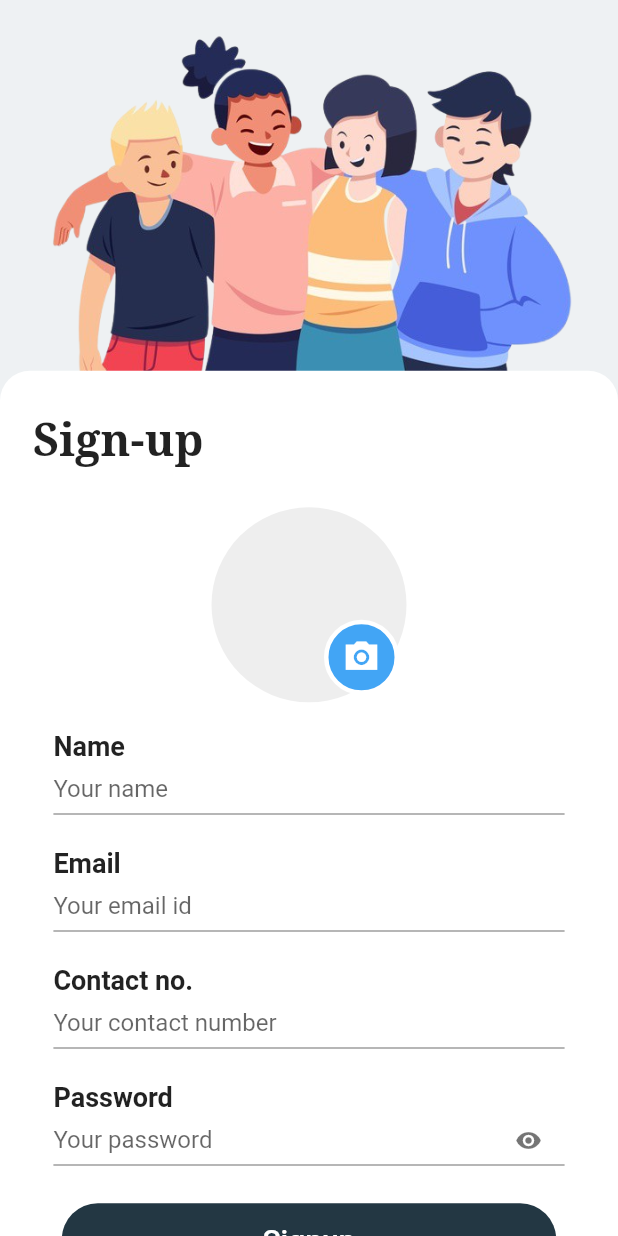
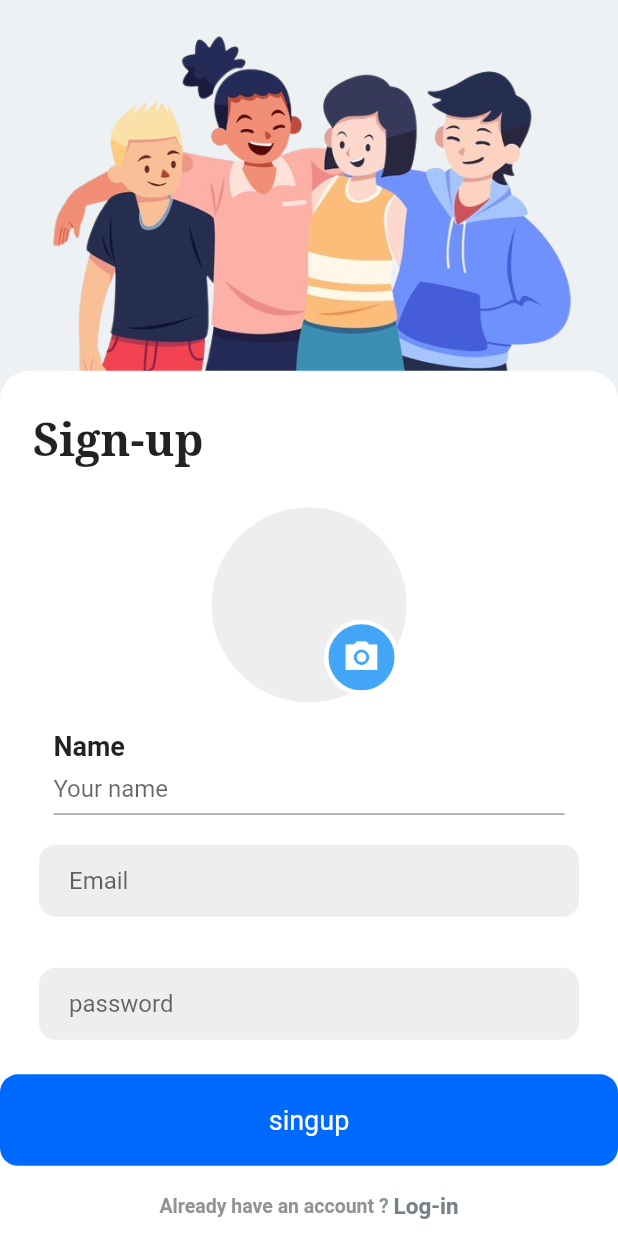
Before and after one commit to kweyaanton/wework, a Flutter app: the screen it shows after launch, after a tap on "Sign-up", on a phone screen of 412 x 824 dp. Run offline on Flutter 3.47's test engine with Material 2 defaults, Android fonts, the phone set to English and light mode, and no system bars; our stand-ins replace email_validator, firebase_auth, firebase_core, image_picker; accounts and stored records are empty; network calls fail.

Commit message:
signup done

```diff
--- a/app/lib/components/login_page.dart
+++ b/app/lib/components/login_page.dart
@@ -4,7 +4,6 @@ import 'package:login_signup/components/common/page_header.dart';
 import 'package:login_signup/components/forget_password_page.dart';
 import 'package:login_signup/components/signup_page.dart';
 import 'package:login_signup/components/common/page_heading.dart';
-
 import 'package:login_signup/pages/profile_page.dart';
 
 class LoginPage extends StatefulWidget {
@@ -150,7 +149,7 @@ class _LoginPageState extends State<LoginPage> {
                         Container(
                           width: double.infinity,
                           child: RawMaterialButton(
-                            fillColor: Color(0xFF0069FE),
+                            fillColor: Color.fromARGB(255, 93, 114, 144),
                             elevation: 0.0,
                             padding: EdgeInsets.symmetric(vertical: 20.0),
                             shape: RoundedRectangleBorder(
@@ -223,13 +222,4 @@ class _LoginPageState extends State<LoginPage> {
       ),
     );
   }
-
-  // void _handleLoginUser() {
-  // login user
-  // if (_loginFormKey.currentState!.validate()) {
-  // ScaffoldMessenger.of(context).showSnackBar(
-  // const SnackBar(content: Text('Submitting data..')),
-  //);
-  // }
-  // }
 }
--- a/app/lib/components/signup_page.dart
+++ b/app/lib/components/signup_page.dart
@@ -1,13 +1,11 @@
 import 'dart:io';
-import 'package:email_validator/email_validator.dart';
+import 'package:firebase_auth/firebase_auth.dart';
 import 'package:flutter/material.dart';
 import 'package:flutter/services.dart';
 import 'package:image_picker/image_picker.dart';
 import 'package:login_signup/components/common/page_header.dart';
 import 'package:login_signup/components/common/page_heading.dart';
 import 'package:login_signup/components/login_page.dart';
-
-import 'package:login_signup/components/common/custom_form_button.dart';
 import 'package:login_signup/components/common/custom_input_field.dart';
 
 class SignupPage extends StatefulWidget {
@@ -18,7 +16,6 @@ class SignupPage extends StatefulWidget {
 }
 
 class _SignupPageState extends State<SignupPage> {
-
   File? _profileImage;
 
   final _signupFormKey = GlobalKey<FormState>();
@@ -26,7 +23,7 @@ class _SignupPageState extends State<SignupPage> {
   Future _pickProfileImage() async {
     try {
       final image = await ImagePicker().pickImage(source: ImageSource.gallery);
-      if(image == null) return;
+      if (image == null) return;
 
       final imageTemporary = File(image.path);
       setState(() => _profileImage = imageTemporary);
@@ -35,8 +32,20 @@ class _SignupPageState extends State<SignupPage> {
     }
   }
 
+  Future Signup({
+    required String email,
+    required String password,
+  }) async {
+    await FirebaseAuth.instance
+        .createUserWithEmailAndPassword(email: email, password: password);
+  }
+
   @override
   Widget build(BuildContext context) {
+    // creat the textfiled
+    TextEditingController _emailcontroller = TextEditingController();
+    TextEditingController _passwordcontroller = TextEditingController();
+
     return SafeArea(
       child: Scaffold(
         backgroundColor: const Color(0xffEEF1F3),
@@ -49,17 +58,23 @@ class _SignupPageState extends State<SignupPage> {
                 Container(
                   decoration: const BoxDecoration(
                     color: Colors.white,
-                    borderRadius: BorderRadius.vertical(top: Radius.circular(20),),
+                    borderRadius: BorderRadius.vertical(
+                      top: Radius.circular(20),
+                    ),
                   ),
                   child: Column(
                     children: [
-                      const PageHeading(title: 'Sign-up',),
+                      const PageHeading(
+                        title: 'Sign-up',
+                      ),
                       SizedBox(
                         width: 130,
                         height: 130,
                         child: CircleAvatar(
                           backgroundColor: Colors.grey.shade200,
-                          backgroundImage: _profileImage != null ? FileImage(_profileImage!) : null,
+                          backgroundImage: _profileImage != null
+                              ? FileImage(_profileImage!)
+                              : null,
                           child: Stack(
                             children: [
                               Positioned(
@@ -72,7 +87,8 @@ class _SignupPageState extends State<SignupPage> {
                                     width: 50,
                                     decoration: BoxDecoration(
                                       color: Colors.blue.shade400,
-                                      border: Border.all(color: Colors.white, width: 3),
+                                      border: Border.all(
+                                          color: Colors.white, width: 3),
                                       borderRadius: BorderRadius.circular(25),
                                     ),
                                     child: const Icon(
@@ -87,78 +103,135 @@ class _SignupPageState extends State<SignupPage> {
                           ),
                         ),
                       ),
-                      const SizedBox(height: 16,),
+                      const SizedBox(
+                        height: 16,
+                      ),
                       CustomInputField(
                           labelText: 'Name',
                           hintText: 'Your name',
                           isDense: true,
                           validator: (textValue) {
-                            if(textValue == null || textValue.isEmpty) {
+                            if (textValue == null || textValue.isEmpty) {
                               return 'Name field is required!';
                             }
                             return null;
-                          }
+                          }),
+                      const SizedBox(
+                        height: 16,
                       ),
-                      const SizedBox(height: 16,),
-                      CustomInputField(
-                          labelText: 'Email',
-                          hintText: 'Your email id',
-                          isDense: true,
-                          validator: (textValue) {
-                            if(textValue == null || textValue.isEmpty) {
-                              return 'Email is required!';
+                      Padding(
+                        padding: const EdgeInsets.symmetric(horizontal: 25.0),
+                        child: Container(
+                          decoration: BoxDecoration(
+                            color: Colors.grey[200],
+                            border: Border.all(color: Colors.white),
+                            borderRadius: BorderRadius.circular(12),
+                          ),
+                          child: Padding(
+                            padding: const EdgeInsets.only(left: 20.0),
+                            child: TextField(
+                              controller: _emailcontroller,
+                              decoration: InputDecoration(
+                                border: InputBorder.none,
+                                hintText: 'Email',
+                              ),
+                            ),
+                          ),
+                        ),
+                      ),
+                      const SizedBox(
+                        height: 16,
+                      ),
+                      const SizedBox(
+                        height: 16,
+                      ),
+                      Padding(
+                        padding: const EdgeInsets.symmetric(horizontal: 25.0),
+                        child: Container(
+                          decoration: BoxDecoration(
+                            color: Colors.grey[200],
+                            border: Border.all(color: Colors.white),
+                            borderRadius: BorderRadius.circular(12),
+                          ),
+                          child: Padding(
+                            padding: const EdgeInsets.only(left: 20.0),
+                            child: TextField(
+                              controller: _passwordcontroller,
+                              decoration: InputDecoration(
+                                border: InputBorder.none,
+                                hintText: 'password',
+                              ),
+                            ),
+                          ),
+                        ),
+                      ),
+                      const SizedBox(
+                        height: 22,
+                      ),
+                      Container(
+                        width: double.infinity,
+                        child: RawMaterialButton(
+                          fillColor: Color(0xFF0069FE),
+                          elevation: 0.0,
+                          padding: EdgeInsets.symmetric(vertical: 20.0),
+                          shape: RoundedRectangleBorder(
+                              borderRadius: BorderRadius.circular(12.0)),
+                          onPressed: () async {
+                            User? user = await Signup(
+                              email: _emailcontroller.text,
+                              password: _passwordcontroller.text,
+                            );
+                            print(user);
+                            if (user != null) {
+                              Navigator.of(context).pushReplacement(
+                                  MaterialPageRoute(
+                                      builder: (context) => LoginPage()));
                             }
-                            if(!EmailValidator.validate(textValue)) {
-                              return 'Please enter a valid email';
-                            }
-                            return null;
-                          }
+                          },
+                          child: Text("singup",
+                              style: TextStyle(
+                                color: Colors.white,
+                                fontSize: 18.0,
+                              )),
+                        ),
                       ),
-                      const SizedBox(height: 16,),
-                      CustomInputField(
-                          labelText: 'Contact no.',
-                          hintText: 'Your contact number',
-                          isDense: true,
-                          validator: (textValue) {
-                            if(textValue == null || textValue.isEmpty) {
-                              return 'Contact number is required!';
-                            }
-                            return null;
-                          }
+                      const SizedBox(
+                        height: 18,
                       ),
-                      const SizedBox(height: 16,),
-                      CustomInputField(
-                        labelText: 'Password',
-                        hintText: 'Your password',
-                        isDense: true,
-                        obscureText: true,
-                        validator: (textValue) {
-                          if(textValue == null || textValue.isEmpty) {
-                            return 'Password is required!';
-                          }
-                          return null;
-                        },
-                        suffixIcon: true,
-                      ),
-                      const SizedBox(height: 22,),
-                      CustomFormButton(innerText: 'Signup', onPressed: _handleSignupUser,),
-                      const SizedBox(height: 18,),
                       SizedBox(
                         child: Row(
                           mainAxisAlignment: MainAxisAlignment.center,
                           crossAxisAlignment: CrossAxisAlignment.center,
                           children: [
-                            const Text('Already have an account ? ', style: TextStyle(fontSize: 13, color: Color(0xff939393), fontWeight: FontWeight.bold),),
+                            const Text(
+                              'Already have an account ? ',
+                              style: TextStyle(
+                                  fontSize: 13,
+                                  color: Color(0xff939393),
+                                  fontWeight: FontWeight.bold),
+                            ),
                             GestureDetector(
                               onTap: () => {
-                                Navigator.push(context, MaterialPageRoute(builder: (context) => const LoginPage()))
+                                Navigator.push(
+                                    context,
+                                    MaterialPageRoute(
+                                        builder: (context) =>
+                                            const LoginPage()))
                               },
-                              child: const Text('Log-in', style: TextStyle(fontSize: 15, color: Color(0xff748288), fontWeight: FontWeight.bold),),
+                              child: const Text(
+                                'Log-in',
+                                style: TextStyle(
+                                    fontSize: 15,
+                                    color: Color(0xff748288),
+                                    fontWeight: FontWeight.bold),
+                              ),
                             ),
                           ],
                         ),
                       ),
-                      const SizedBox(height: 30,),
+                      const SizedBox(
+                        height: 30,
+                      ),
                     ],
                   ),
                 ),
@@ -169,13 +242,4 @@ class _SignupPageState extends State<SignupPage> {
       ),
     );
   }
-
-  void _handleSignupUser() {
-    // signup user
-    if (_signupFormKey.currentState!.validate()) {
-      ScaffoldMessenger.of(context).showSnackBar(
-        const SnackBar(content: Text('Submitting data..')),
-      );
-    }
-  }
 }
```
